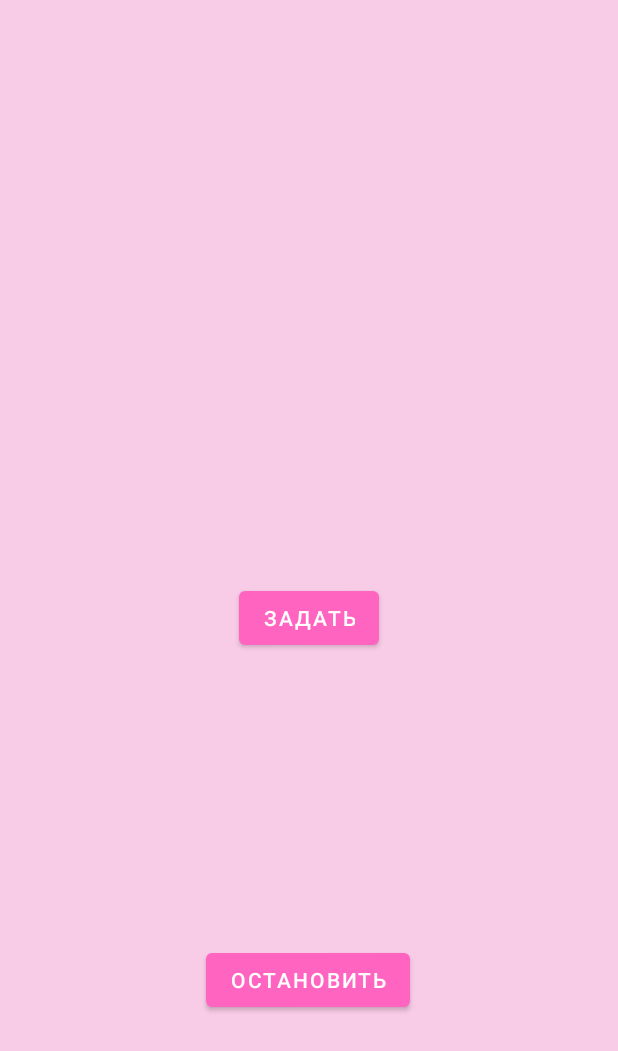
After one commit to painkillergodsewostyanow/-COLLEDGE-smorninng, an Android app: the CreateAlarm screen opened directly, with no data from a screen before it, on a phone screen of 412 x 824 dp. The commit adds this screen. Shown: the top 1051 px of the screen. Run offline under Robolectric (Android 15) with nearby library versions, the phone set to English and light mode, and no system bars.

Commit message:
3/6
03.12.2022

```diff
--- /dev/null
+++ b/Smorning/app/src/main/java/com/example/smorning/CreateAlarm.kt
@@ -0,0 +1,61 @@
+package com.example.smorning
+
+import android.app.*
+import android.content.Intent
+import android.os.Build
+import androidx.appcompat.app.AppCompatActivity
+import android.os.Bundle
+import android.view.View
+import android.widget.TimePicker
+import kotlinx.coroutines.NonCancellable.cancel
+import java.util.*
+
+class CreateAlarm : AppCompatActivity(), TimePickerDialog.OnTimeSetListener {
+    lateinit var notificationManager: NotificationManager
+    override fun onCreate(savedInstanceState: Bundle?) {
+        super.onCreate(savedInstanceState)
+        setContentView(R.layout.activity_create_alarm)
+        createNotificationChannel()
+        supportActionBar?.hide()
+    }
+
+    private fun createNotificationChannel() {
+        if (Build.VERSION.SDK_INT >= Build.VERSION_CODES.O){
+            val name = "Пора вставать"
+            val description = "Решите небольшой пару что бы проснуться!"
+            val concern = NotificationManager.IMPORTANCE_HIGH
+            val channel = NotificationChannel("channel", name, concern)
+            channel.description = description
+            val notificationManager = getSystemService(NotificationManager::class.java)
+            notificationManager.createNotificationChannel(channel)
+        }
+
+    }
+
+    override fun onTimeSet(p0: TimePicker?, hours: Int, minutes: Int) {
+        val calendar = Calendar.getInstance()
+        calendar.set(Calendar.HOUR_OF_DAY, hours)
+        calendar.set(Calendar.MINUTE, minutes)
+        val am = getSystemService(ALARM_SERVICE) as AlarmManager
+        val baseIntent = Intent(applicationContext, Alarm::class.java)
+        val pIntent = PendingIntent.getBroadcast(applicationContext, 1000,
+            baseIntent, 0
+        )
+        am.setRepeating(AlarmManager.RTC_WAKEUP, calendar.timeInMillis, 60000, pIntent)
+    }
+
+    fun setting(view: View){
+        val timeSet = GetTime()
+        timeSet.show(supportFragmentManager, "time_set")
+    }
+    fun stopSignal(view: View){
+        val am = getSystemService(ALARM_SERVICE) as AlarmManager
+        val baseIntent = Intent(applicationContext, Alarm::class.java)
+        val pIntent = PendingIntent.getBroadcast(applicationContext, 1000,
+            baseIntent, 0
+        )
+        pIntent.cancel()
+        am.cancel(pIntent)
+        startActivity(Intent(this, Quiz::class.java))
+    }
+}
--- a/Smorning/app/src/main/java/com/example/smorning/MainActivity.kt
+++ b/Smorning/app/src/main/java/com/example/smorning/MainActivity.kt
@@ -1,7 +1,5 @@
 package com.example.smorning
 
-import android.app.AlarmManager
-import android.content.Context
 import android.content.Intent
 import androidx.appcompat.app.AppCompatActivity
 import android.os.Bundle
@@ -16,4 +14,7 @@ class MainActivity : AppCompatActivity() {
     fun startTestQuiz(view: View){
         startActivity(Intent(this, Quiz::class.java))
     }
+    fun createAlarm(view: View){
+        startActivity(Intent(this, CreateAlarm::class.java))
+    }
 }
--- /dev/null
+++ b/Smorning/app/src/main/res/layout/activity_create_alarm.xml
@@ -0,0 +1,33 @@
+<?xml version="1.0" encoding="utf-8"?>
+<androidx.constraintlayout.widget.ConstraintLayout xmlns:android="http://schemas.android.com/apk/res/android"
+    xmlns:app="http://schemas.android.com/apk/res-auto"
+    xmlns:tools="http://schemas.android.com/tools"
+    android:layout_width="match_parent"
+    android:layout_height="match_parent"
+    android:background="?background"
+    tools:context=".CreateAlarm">
+
+    <Button
+        android:id="@+id/time"
+        android:layout_width="wrap_content"
+        android:layout_height="wrap_content"
+        android:onClick="setting"
+        android:text="Задать"
+        app:layout_constraintBottom_toBottomOf="parent"
+        app:layout_constraintEnd_toEndOf="parent"
+        app:layout_constraintStart_toStartOf="parent"
+        app:layout_constraintTop_toTopOf="parent" />
+
+    <Button
+        android:onClick="stopSignal"
+        android:id="@+id/button4"
+        android:layout_width="wrap_content"
+        android:layout_height="wrap_content"
+        android:text="остановить"
+        app:layout_constraintBottom_toBottomOf="parent"
+        app:layout_constraintEnd_toEndOf="parent"
+        app:layout_constraintHorizontal_bias="0.498"
+        app:layout_constraintStart_toStartOf="parent"
+        app:layout_constraintTop_toTopOf="parent"
+        app:layout_constraintVertical_bias="0.811" />
+</androidx.constraintlayout.widget.ConstraintLayout>
```
Also changed, not shown: Smorning/app/src/main/AndroidManifest.xml (+14 -10 lines), Smorning/app/src/main/java/com/example/smorning/Alarm.kt (added, +35 -0 lines), Smorning/app/src/main/java/com/example/smorning/GetTime.kt (added, +17 -0 lines), Smorning/app/src/main/java/com/example/smorning/Quiz.kt (+7 -19 lines), Smorning/app/src/main/res/layout/activity_main.xml (+13 -0 lines).
